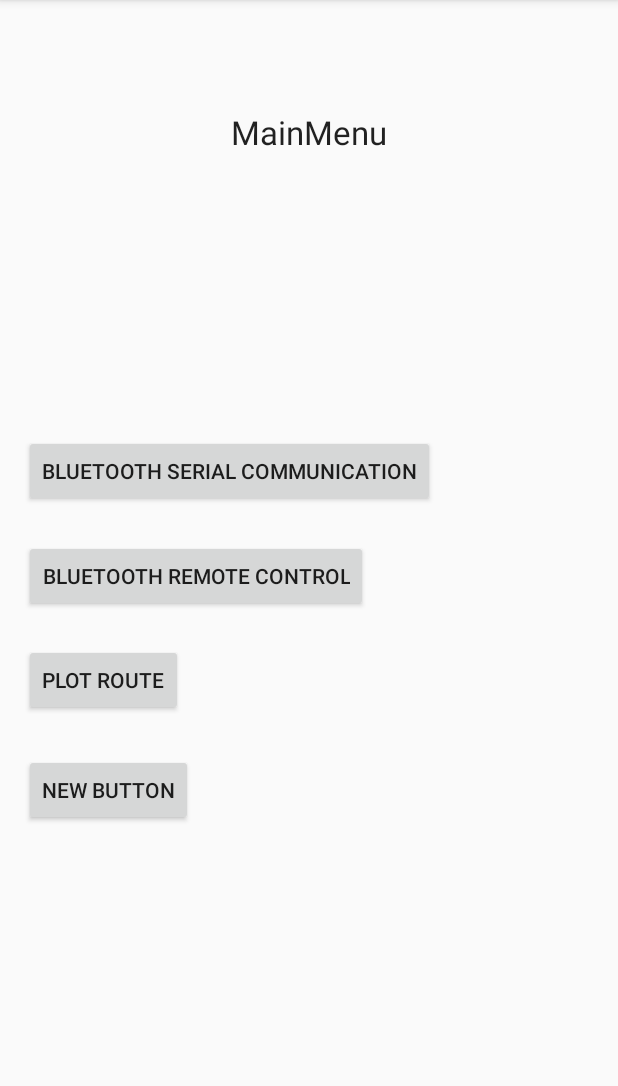
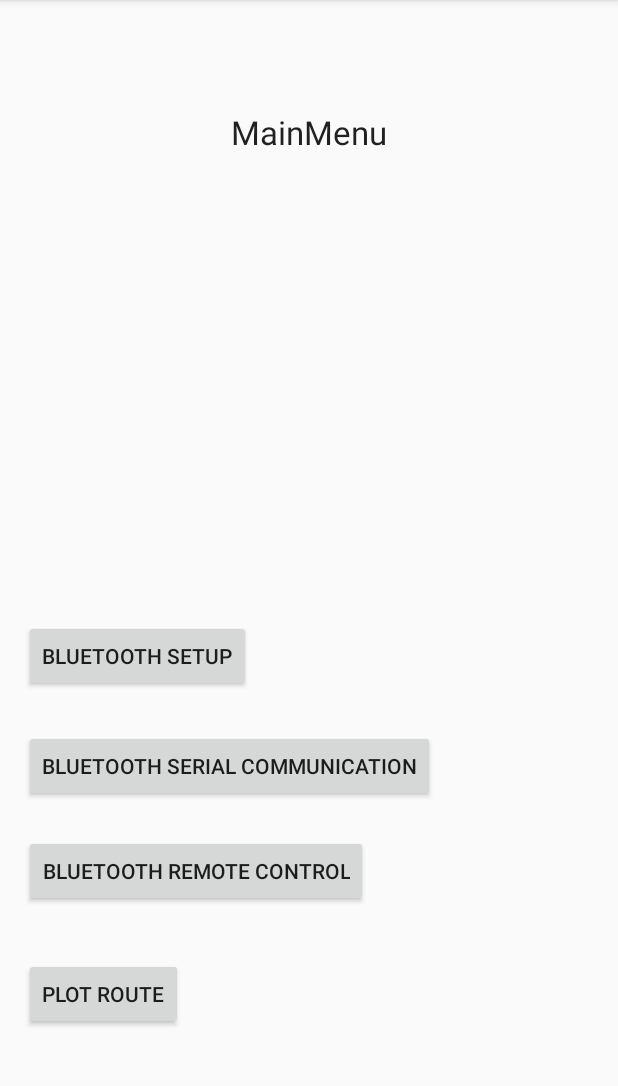
Before and after one commit to dclaassen/Overwatch, an Android app: the screen it shows after launch (MainActivity), on a phone screen of 412 x 824 dp, the part 84-1170 px from its top. Run offline under Robolectric (Android 15) with nearby library versions, the phone set to English and light mode, and no system bars.

Commit message:
janky push dont use

```diff
--- a/app/src/main/AndroidManifest.xml
+++ b/app/src/main/AndroidManifest.xml
@@ -54,6 +54,10 @@
             android:name=".MapsActivity"
             android:label="@string/title_activity_maps" >
         </activity>
+        <activity
+            android:name=".BluetoothSetup"
+            android:label="@string/title_activity_bluetooth_setup" >
+        </activity>
     </application>
 
 </manifest>
--- a/app/src/main/java/com/wichita/overwatch/overwatch/BluetoothSerialCommunication.java
+++ b/app/src/main/java/com/wichita/overwatch/overwatch/BluetoothSerialCommunication.java
@@ -123,6 +123,7 @@ public class BluetoothSerialCommunication extends AppCompatActivity {
         mmSocket.connect();
         mmOutputStream = mmSocket.getOutputStream();
         mmInputStream = mmSocket.getInputStream();
+        myLabel.setText("BeginListenForData");
         beginListenForData();
         myLabel.setText("Bluetooth Opened");
     }
--- a/app/src/main/java/com/wichita/overwatch/overwatch/MainActivity.java
+++ b/app/src/main/java/com/wichita/overwatch/overwatch/MainActivity.java
@@ -22,12 +22,15 @@ public class MainActivity extends AppCompatActivity implements View.OnClickListe
     Button bluetoothSerialCommunicationSwitchScreens;
     Button bluetoothRemoteControlSwitchScreens;
     Button plotRouteSwitchScreens;
+    Button bluetoothSetupSwitchScreens;
 
     @Override
     protected void onCreate(Bundle savedInstanceState) {
         super.onCreate(savedInstanceState);
         setContentView(R.layout.activity_main);
 
+        bluetoothSetupSwitchScreens = (Button)findViewById(R.id.bluetoothSetup);
+        bluetoothSetupSwitchScreens.setOnClickListener(this);
         bluetoothSerialCommunicationSwitchScreens = (Button)findViewById(R.id.bluetoothSerialCommunication);
         bluetoothSerialCommunicationSwitchScreens.setOnClickListener(this);
         bluetoothRemoteControlSwitchScreens = (Button)findViewById(R.id.bluetoothRemoteControl);
@@ -64,6 +67,11 @@ public class MainActivity extends AppCompatActivity implements View.OnClickListe
         msg.show();
     }
 
+    //Create the link to and start the Bluetooth Setup screen/activity
+    public void bluetoothSetupSwitchScreensClick() throws Exception {
+        Intent bluetoothSetupIntent = new Intent(MainActivity.this, BluetoothSetup.class);
+        startActivity(bluetoothSetupIntent);
+    }
     //create the link to and start the Bluetooth Serial Communication screen/activity
     public void bluetoothSerialCommunicationSwitchScreensClick() throws Exception{
         Intent bluetoothSerialCommunicationIntent = new Intent(MainActivity.this, BluetoothSerialCommunication.class);
@@ -88,12 +96,16 @@ public class MainActivity extends AppCompatActivity implements View.OnClickListe
         }
     }
 
-
-
     //Chooses the appropriate function to execute depending on which button has been clicked
     @Override
     public void onClick(View v) {
         switch (v.getId()) {
+            case R.id.bluetoothSetup:
+                try {
+                    bluetoothSetupSwitchScreensClick();
+                } catch (Exception e) {
+                    showMessage("bluetoothSetupSwitchScreensClick() E ERROR");
+                }
             case R.id.bluetoothSerialCommunication:
                 try {
                     bluetoothSerialCommunicationSwitchScreensClick();
--- a/app/src/main/res/layout/activity_main.xml
+++ b/app/src/main/res/layout/activity_main.xml
@@ -31,27 +31,28 @@
         android:layout_height="wrap_content"
         android:text="@string/bluetoothRemoteControl"
         android:id="@+id/bluetoothRemoteControl"
-        android:layout_centerVertical="true"
-        android:layout_alignLeft="@+id/bluetoothSerialCommunication"
-        android:layout_alignStart="@+id/bluetoothSerialCommunication" />
+        android:layout_above="@+id/plotRoute"
+        android:layout_alignParentLeft="true"
+        android:layout_alignParentStart="true"
+        android:layout_marginBottom="34dp" />
 
     <Button
         android:layout_width="wrap_content"
         android:layout_height="wrap_content"
         android:text="@string/plotRoute"
         android:id="@+id/plotRoute"
-        android:layout_marginTop="21dp"
-        android:layout_below="@+id/bluetoothRemoteControl"
-        android:layout_alignLeft="@+id/bluetoothRemoteControl"
-        android:layout_alignStart="@+id/bluetoothRemoteControl" />
+        android:layout_alignParentBottom="true"
+        android:layout_alignParentLeft="true"
+        android:layout_alignParentStart="true"
+        android:layout_marginBottom="65dp" />
 
     <Button
         android:layout_width="wrap_content"
         android:layout_height="wrap_content"
-        android:text="New Button"
-        android:id="@+id/button4"
-        android:layout_marginTop="25dp"
-        android:layout_below="@+id/plotRoute"
-        android:layout_alignLeft="@+id/plotRoute"
-        android:layout_alignStart="@+id/plotRoute" />
+        android:text="@string/bluetoothSetup"
+        android:id="@+id/bluetoothSetup"
+        android:layout_above="@+id/bluetoothSerialCommunication"
+        android:layout_alignParentLeft="true"
+        android:layout_alignParentStart="true"
+        android:layout_marginBottom="25dp" />
 </RelativeLayout>
--- a/app/src/main/res/values/strings.xml
+++ b/app/src/main/res/values/strings.xml
@@ -29,4 +29,6 @@
     <string name="out">Out</string>
     <string name="sendlatlng">send lat/lng</string>
     <string name="plotRoute">Plot Route</string>
+    <string name="bluetoothSetup">Bluetooth Setup</string>
+    <string name="title_activity_bluetooth_setup">BluetoothSetup</string>
 </resources>
```
Also changed, not shown: app/src/main/java/com/wichita/overwatch/overwatch/BluetoothRemoteControl.java (+5 -3 lines), app/src/main/java/com/wichita/overwatch/overwatch/BluetoothSetup.java (added, +37 -0 lines), app/src/main/res/layout/activity_bluetooth_setup.xml (added, +12 -0 lines), app/src/main/res/menu/menu_bluetooth_setup.xml (added, +7 -0 lines).
